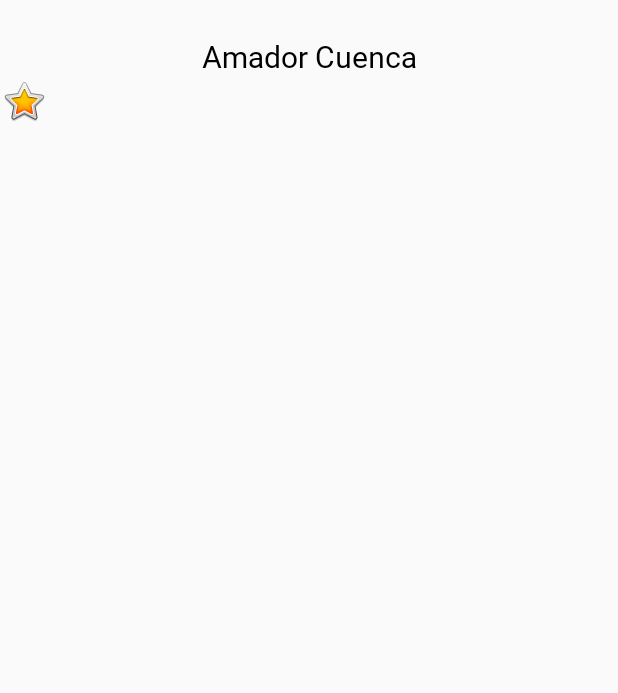
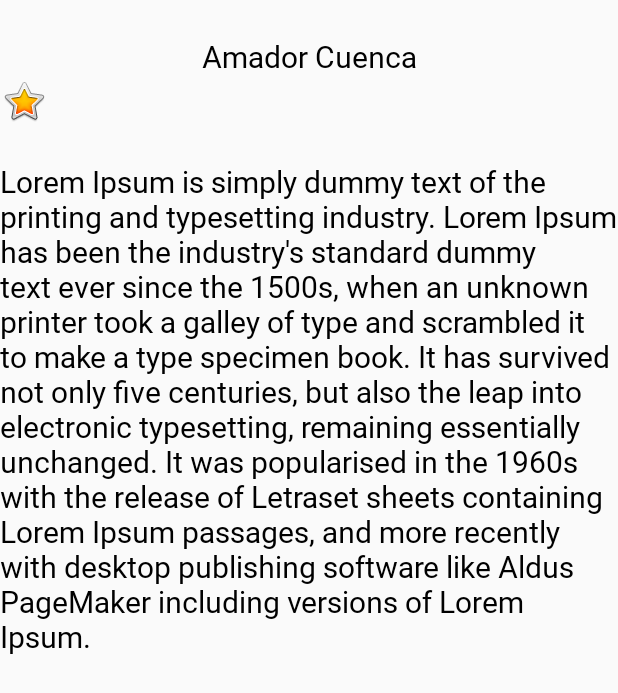
Before and after one commit to acuencadev/About-Me, an Android app: the layout activity_main.xml on its own in the app's theme, with its tools: preview values and no code run, on a phone screen of 412 x 824 dp. Shown: the top 693 px of the screen. Run offline under Robolectric (Android 15) with nearby library versions, the phone set to English and light mode, and no system bars.

Commit message:
style: Add the Bio TextView

```diff
--- a/app/src/main/res/layout/activity_main.xml
+++ b/app/src/main/res/layout/activity_main.xml
@@ -25,13 +25,17 @@
             android:scaleType="matrix"/>
 
     <ScrollView
+            android:id="@+id/scrollView"
             android:layout_width="match_parent"
             android:layout_height="match_parent">
 
-        <LinearLayout
+        <TextView
+                android:text="TextView"
                 android:layout_width="match_parent"
                 android:layout_height="wrap_content"
-                android:orientation="vertical"/>
+                android:id="@+id/bio_text"
+                style="@style/NameStyle"
+                tools:text="@string/bio"/>
     </ScrollView>
 
 </LinearLayout>
--- a/app/src/main/res/values/strings.xml
+++ b/app/src/main/res/values/strings.xml
@@ -2,4 +2,5 @@
     <string name="app_name">About Me</string>
     <string name="name">Amador Cuenca</string>
     <string name="yellow_star">Yello Star Image</string>
+    <string name="bio">Lorem Ipsum is simply dummy text of the printing and typesetting industry. Lorem Ipsum has been the industry\'s standard dummy text ever since the 1500s, when an unknown printer took a galley of type and scrambled it to make a type specimen book. It has survived not only five centuries, but also the leap into electronic typesetting, remaining essentially unchanged. It was popularised in the 1960s with the release of Letraset sheets containing Lorem Ipsum passages, and more recently with desktop publishing software like Aldus PageMaker including versions of Lorem Ipsum.</string>
 </resources>
```
